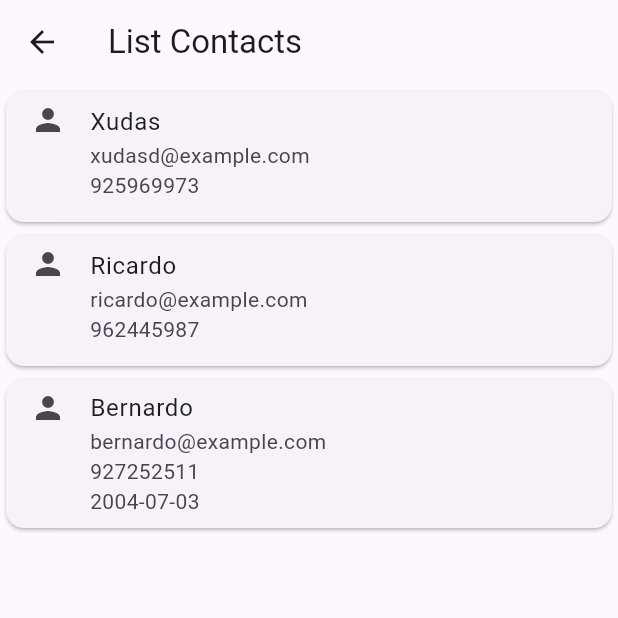
After one commit to BernardoArede/ContactsApp-Flutter, a Flutter app: the screen it shows after launch, after a tap on the "list" icon, on a phone screen of 412 x 824 dp, the top half of it. The commit adds this screen. Run offline on Flutter 3.47's test engine with Material 3 defaults, Android fonts, the phone set to English and light mode, and no system bars; our stand-ins replace image_picker, shared_preferences.

Commit message:
listContactManager and listContactSreen

```diff
--- /dev/null
+++ b/lib/models/listContactManager.dart
@@ -0,0 +1,40 @@
+import 'dart:convert';
+import 'package:shared_preferences/shared_preferences.dart';
+
+import 'contact.dart';
+
+class ListContactManager {
+  static const String _listContactKey = 'listContact';
+
+  static Future<void> addContact(Contact contact) async {
+    final SharedPreferences prefs = await SharedPreferences.getInstance();
+    final String? contactsJson = prefs.getString(_listContactKey);
+
+    List<Contact> contacts = contactsJson != null
+        ? (json.decode(contactsJson) as List).map((item) => Contact.fromJson(item)).toList()
+        : <Contact>[];
+
+    contacts.removeWhere((value) => value.name == contact.name);
+
+    contacts.insert(0, contact);
+
+    if (contacts.length > 10) {
+      contacts = contacts.sublist(0, 10);
+    }
+
+    prefs.setString(_listContactKey, json.encode(contacts));
+  }
+
+  static Future<List<Contact>> getContacts() async {
+    final SharedPreferences prefs = await SharedPreferences.getInstance();
+    final String? contactsJson = prefs.getString(_listContactKey);
+
+    if (contactsJson != null) {
+      return (json.decode(contactsJson) as List)
+          .map((value) => Contact.fromJson(value))
+          .toList();
+    }
+
+    return [];
+  }
+}
--- a/lib/screens/homeScreen.dart
+++ b/lib/screens/homeScreen.dart
@@ -3,6 +3,7 @@ import 'package:flutter_contacts/screens/viewContactScreen.dart';
 import '../models/contact.dart';
 import 'addContactScreen.dart';
 import 'editContactScreen.dart';
+import 'listContactSreen.dart';
 import 'removeContactScreen.dart';
 
 class HomeScreen extends StatefulWidget {
@@ -61,6 +62,17 @@ class _HomeScreenState extends State<HomeScreen> {
               }
             },
           ),
+          IconButton(
+            icon: const Icon(Icons.list),
+            onPressed: () {
+              Navigator.push(
+                context,
+                MaterialPageRoute(
+                  builder: (context) => ListContactScreen(contacts: contacts),
+                ),
+              );
+            },
+          ),
         ],
       ),
       body: contacts.isEmpty
--- /dev/null
+++ b/lib/screens/listContactSreen.dart
@@ -0,0 +1,48 @@
+import 'package:flutter/material.dart';
+import '../models/contact.dart';
+
+class ListContactScreen extends StatefulWidget {
+  final List<Contact> contacts;
+
+  const ListContactScreen({Key? key, required this.contacts}) : super(key: key);
+
+  @override
+  _ListContactScreenState createState() => _ListContactScreenState();
+}
+
+class _ListContactScreenState extends State<ListContactScreen> {
+
+  @override
+  Widget build(BuildContext context) {
+    final listContact = widget.contacts.reversed.take(10).toList();
+
+    return Scaffold(
+      appBar: AppBar(
+        title: const Text('List Contacts'),
+      ),
+      body: listContact.isEmpty
+          ? const Center(
+        child: Text(
+          "No recent contacts in list.",
+          style: TextStyle(fontSize: 16, color: Colors.grey),
+        ),
+      )
+          : ListView.builder(
+        itemCount: listContact.length,
+        itemBuilder: (context, index) {
+          final contact = listContact[index];
+          return Card(
+            child: ListTile(
+              leading: const Icon(Icons.person),
+              title: Text(contact.name),
+              subtitle: Text(
+                '${contact.email}\n${contact.phone}${contact.birthdate != null ? '\n${contact.birthdate}' : ''}',
+              ),
+              isThreeLine: true,
+            ),
+          );
+        },
+      ),
+    );
+  }
+}
--- a/pubspec.yaml
+++ b/pubspec.yaml
@@ -31,6 +31,8 @@ dependencies:
   flutter:
     sdk: flutter
   image_picker: ^0.8.7
+
+  shared_preferences: ^2.3.4
 
   # The following adds the Cupertino Icons font to your application.
   # Use with the CupertinoIcons class for iOS style icons.
```
Also changed, not shown: lib/models/contact.dart (+10 -0 lines), pubspec.lock.
